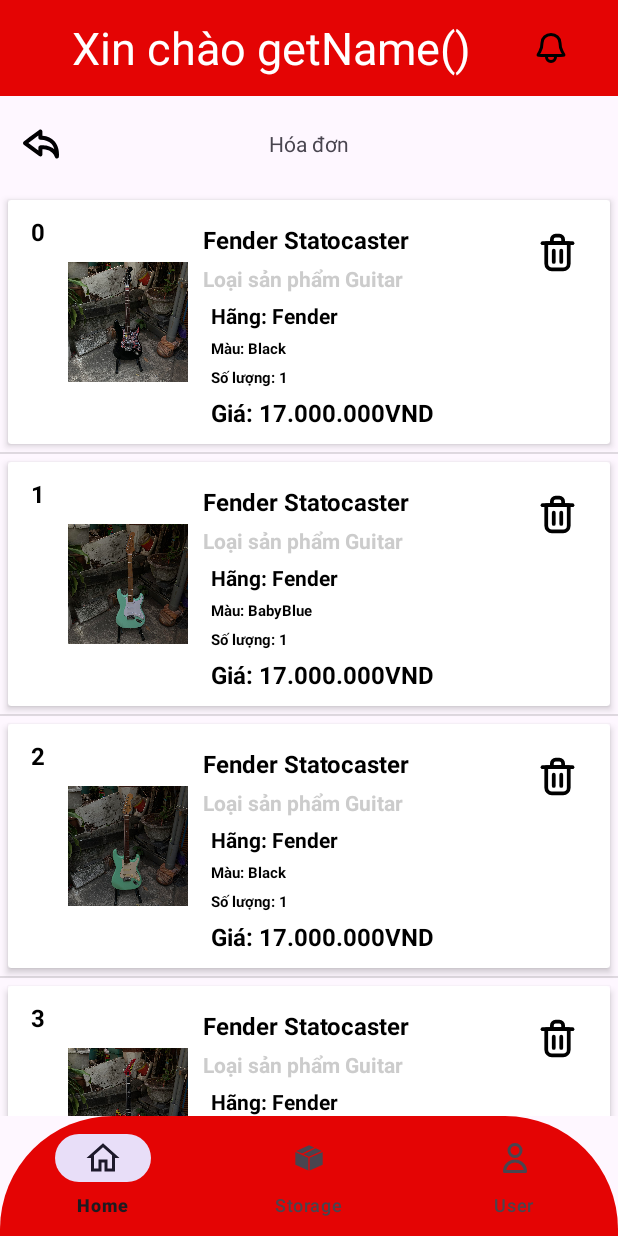
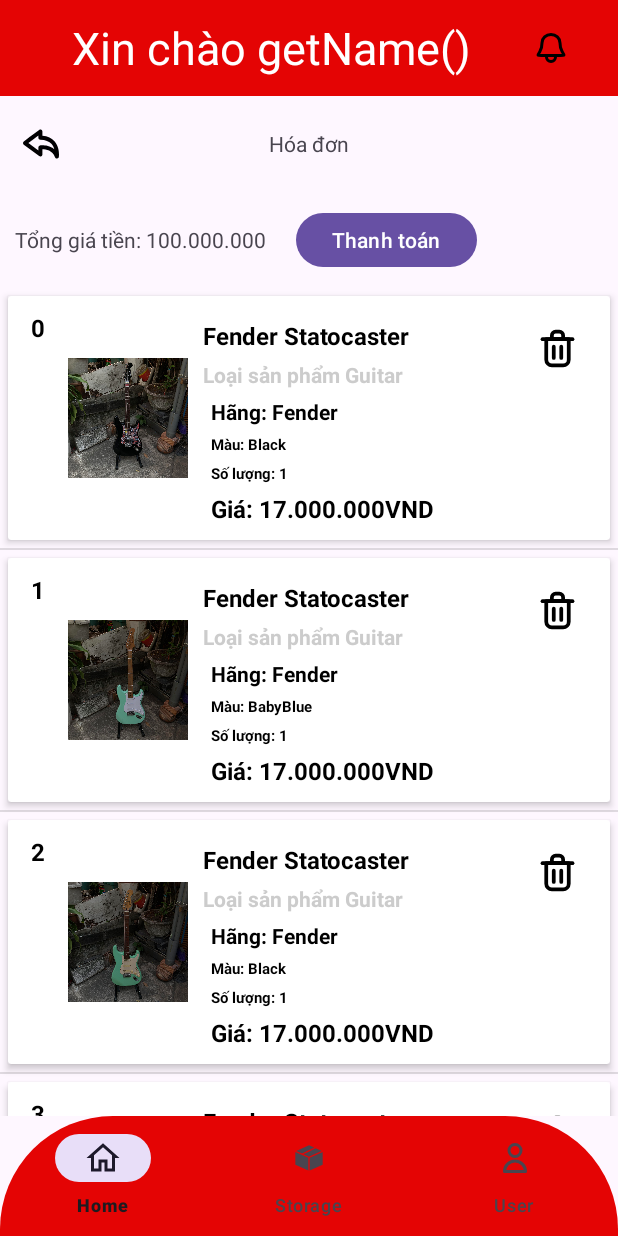
Before and after one commit to huylc12343/guitar_store_management, an Android app: the fragment StorageDataFragment placed in its activity, after a tap on an icon or button, on a phone screen of 412 x 824 dp. Run offline under Robolectric (Android 15) with nearby library versions, the light colour scheme and no system bars; 3 statements that could not run were skipped.

```diff
--- /dev/null
+++ b/app/src/main/java/com/example/g2pedal/Adapter/StorageDataAdapter.java
@@ -0,0 +1,72 @@
+package com.example.g2pedal.Adapter;
+
+import android.content.Context;
+import android.view.LayoutInflater;
+import android.view.View;
+import android.view.ViewGroup;
+import android.widget.ImageView;
+import android.widget.TextView;
+
+import androidx.annotation.NonNull;
+import androidx.recyclerview.widget.RecyclerView;
+
+import com.example.g2pedal.Model.StorageDataModel;
+import com.example.g2pedal.R;
+
+import java.util.List;
+
+public class StorageDataAdapter extends RecyclerView.Adapter<StorageDataAdapter.viewHolder> {
+    Context context;
+    private List<StorageDataModel> storageDataModels;
+    private TextView txtStatus;
+
+    public StorageDataAdapter(Context context, List<StorageDataModel> storageDataModels) {
+        this.context = context;
+        this.storageDataModels = storageDataModels;
+    }
+
+    @NonNull
+    @Override
+    public StorageDataAdapter.viewHolder onCreateViewHolder(@NonNull ViewGroup parent, int viewType) {
+        View view = LayoutInflater.from(context).inflate(R.layout.item_storage_data,parent,false);
+        return new StorageDataAdapter.viewHolder(view);
+    }
+
+    @Override
+    public void onBindViewHolder(@NonNull StorageDataAdapter.viewHolder holder, int position) {
+        final StorageDataModel storageDataModel = storageDataModels.get(position);
+        holder.storageDataIMG.setImageURI(storageDataModel.getDataIMG());
+        holder.storageDataTittle.setText(""+storageDataModel.getTittle());
+        holder.storageDataPrice.setText(""+storageDataModel.getPrice()+"VNĐ");
+        holder.storageDataId.setText("ID: "+storageDataModel.getId());
+        holder.storageDataStatus.setText(""+storageDataModel.getStatus());
+
+
+
+        if(storageDataModel.getStatus().equals("Hết hàng")){
+            holder.storageDataStatus.setBackgroundResource(R.drawable.bg_status_sold);
+        }else{
+            holder.storageDataStatus.setBackgroundResource(R.drawable.bg_status_aval);
+
+        }
+    }
+
+    @Override
+    public int getItemCount() {
+        return storageDataModels.size();
+    }
+
+    public class viewHolder extends RecyclerView.ViewHolder{
+        private ImageView storageDataIMG;
+        private TextView storageDataTittle,storageDataPrice,storageDataId,storageDataStatus;
+
+        public viewHolder(@NonNull View itemView) {
+            super(itemView);
+            storageDataIMG = itemView.findViewById(R.id.iv_storageDataIMG);
+            storageDataTittle = itemView.findViewById(R.id.txt_storageDataTittle);
+            storageDataPrice = itemView.findViewById(R.id.txt_storageDataPrice);
+            storageDataId = itemView.findViewById(R.id.txt_storageDataId);
+            storageDataStatus = itemView.findViewById(R.id.txt_storageDataStatus);
+        }
+    }
+}
--- a/app/src/main/java/com/example/g2pedal/BottomNavBar/HomeNav/HomeFunc/BillFragment.java
+++ b/app/src/main/java/com/example/g2pedal/BottomNavBar/HomeNav/HomeFunc/BillFragment.java
@@ -78,17 +78,17 @@
 
         rvMyBill = view.findViewById(R.id.rv_bill);
         List<BillModel> billModelList = new ArrayList<>();
-        billModelList.add(new BillModel(0,getUri(R.drawable.guitar_1),"Guitar","Fender Statocaster","Fender","Black","1","17.000.000VND"));
-        billModelList.add(new BillModel(1,getUri(R.drawable.guitar_2),"Guitar","Fender Statocaster","Fender","BabyBlue","1","17.000.000VND"));
-        billModelList.add(new BillModel(2,getUri(R.drawable.guitar_3),"Guitar","Fender Statocaster","Fender","Black","1","17.000.000VND"));
-        billModelList.add(new BillModel(3,getUri(R.drawable.guitar_4),"Guitar","Fender Statocaster","Fender","Red","1","17.000.000VND"));
-        billModelList.add(new BillModel(4,getUri(R.drawable.guitar_5),"Guitar","Ibanez Statocaster","Fender","Black","1","17.000.000VND"));
-        billModelList.add(new BillModel(5,getUri(R.drawable.guitar_6),"Guitar","Fender Statocaster","Fender","Pink","1","17.000.000VND"));
-        billModelList.add(new BillModel(6,getUri(R.drawable.pedal_1),"Pedal","BOSS SD1","BOSS","Yellow","1","1.000.000VND"));
-        billModelList.add(new BillModel(7,getUri(R.drawable.pedal_2),"Pedal","Pedal Nobrand","NoBrand","Purple","1","700.000VND"));
-        billModelList.add(new BillModel(8,getUri(R.drawable.amp_1),"Amplifier","Fender Amplifier","Fender","Black","1","2.000.000VND"));
-        billModelList.add(new BillModel(9,getUri(R.drawable.other_1),"Other","SD Pickup Humbucker","Seymour Duncan","Silver","1","2.500.000VND"));
-        billModelList.add(new BillModel(10,getUri(R.drawable.other_2),"Other","2 side bridge","NoBrand","Silver","1","1.000.000VND"));
+        billModelList.add(new BillModel("0",getUri(R.drawable.guitar_1),"Guitar","Fender Statocaster","Fender","Black","1","17.000.000VND"));
+        billModelList.add(new BillModel("1",getUri(R.drawable.guitar_2),"Guitar","Fender Statocaster","Fender","BabyBlue","1","17.000.000VND"));
+        billModelList.add(new BillModel("2",getUri(R.drawable.guitar_3),"Guitar","Fender Statocaster","Fender","Black","1","17.000.000VND"));
+        billModelList.add(new BillModel("3",getUri(R.drawable.guitar_4),"Guitar","Fender Statocaster","Fender","Red","1","17.000.000VND"));
+        billModelList.add(new BillModel("4",getUri(R.drawable.guitar_5),"Guitar","Ibanez Statocaster","Fender","Black","1","17.000.000VND"));
+        billModelList.add(new BillModel("5",getUri(R.drawable.guitar_6),"Guitar","Fender Statocaster","Fender","Pink","1","17.000.000VND"));
+        billModelList.add(new BillModel("6",getUri(R.drawable.pedal_1),"Pedal","BOSS SD1","BOSS","Yellow","1","1.000.000VND"));
+        billModelList.add(new BillModel("7",getUri(R.drawable.pedal_2),"Pedal","Pedal Nobrand","NoBrand","Purple","1","700.000VND"));
+        billModelList.add(new BillModel("8",getUri(R.drawable.amplifier_1),"Amplifier","Fender Amplifier","Fender","Black","1","2.000.000VND"));
+        billModelList.add(new BillModel("9",getUri(R.drawable.other_1),"Other","SD Pickup Humbucker","Seymour Duncan","Silver","1","2.500.000VND"));
+        billModelList.add(new BillModel("10",getUri(R.drawable.other_2),"Other","2 side bridge","NoBrand","Silver","1","1.000.000VND"));
 
         BillAdapter billAdapter = new BillAdapter(getContext(), billModelList);
         rvMyBill.setHasFixedSize(true);
@@ -97,6 +97,7 @@
         rvMyBill.setLayoutManager(layoutManager);
         rvMyBill.setItemAnimator(new DefaultItemAnimator());
         rvMyBill.setAdapter(billAdapter);
+
         ImageButton btnBack = view.findViewById(R.id.btnBillToHome);
         btnBack.setOnClickListener(new View.OnClickListener() {
             @Override
--- a/app/src/main/java/com/example/g2pedal/BottomNavBar/HomeNav/HomeFunc/HistoryFragment.java
+++ b/app/src/main/java/com/example/g2pedal/BottomNavBar/HomeNav/HomeFunc/HistoryFragment.java
@@ -4,6 +4,7 @@
 
 import androidx.fragment.app.Fragment;
 import androidx.fragment.app.FragmentManager;
+import androidx.recyclerview.widget.RecyclerView;
 
 import android.view.LayoutInflater;
 import android.view.View;
@@ -28,6 +29,7 @@
     private String mParam1;
     private String mParam2;
 
+    private RecyclerView rvStorageData;
     public HistoryFragment() {
         // Required empty public constructor
     }
--- a/app/src/main/java/com/example/g2pedal/BottomNavBar/StorageNav/StorageDataFragment.java
+++ b/app/src/main/java/com/example/g2pedal/BottomNavBar/StorageNav/StorageDataFragment.java
@@ -1,9 +1,16 @@
 package com.example.g2pedal.BottomNavBar.StorageNav;
 
+
+import android.graphics.drawable.Drawable;
+import android.net.Uri;
 import android.os.Bundle;
 
 import androidx.fragment.app.Fragment;
 import androidx.fragment.app.FragmentManager;
+import androidx.recyclerview.widget.DefaultItemAnimator;
+import androidx.recyclerview.widget.DividerItemDecoration;
+import androidx.recyclerview.widget.GridLayoutManager;
+import androidx.recyclerview.widget.RecyclerView;
 
 import android.view.LayoutInflater;
 import android.view.View;
@@ -11,7 +18,17 @@
 import android.widget.ImageButton;
 import android.widget.TextView;
 
+import com.example.g2pedal.Adapter.StorageDataAdapter;
+import com.example.g2pedal.Model.StorageDataModel;
 import com.example.g2pedal.R;
+import com.example.g2pedal.Repository.StorageDataRepository;
+
+import android.content.ContentResolver;
+import java.io.InputStream;
+import java.lang.reflect.Field;
+import java.util.ArrayList;
+import java.util.List;
+import java.util.Random;
 
 /**
  * A simple {@link Fragment} subclass.
@@ -30,6 +47,11 @@
     private String mParam2;
 
     private TextView txtCategory;
+
+    private RecyclerView rvStorageData;
+    StorageDataRepository storageDataRepository;
+
+
     public StorageDataFragment() {
         // Required empty public constructor
     }
@@ -65,17 +87,38 @@
     @Override
     public View onCreateView(LayoutInflater inflater, ViewGroup container,
                              Bundle savedInstanceState) {
-        String category = getArguments().getString("category");
         View view = inflater.inflate(R.layout.fragment_storage_data, container, false);
         txtCategory = view.findViewById(R.id.tvStorageData);
+        rvStorageData = view.findViewById(R.id.rv_storage_data);
         ImageButton btnBack = view.findViewById(R.id.btnStorageDataToHome);
+
+
+        String category = getArguments().getString("category");
         String storageLabel = "Kho chứa "+ category;
         txtCategory.setText(storageLabel);
+
+        List<StorageDataModel> storageDataModelList = new ArrayList<>();
+//
+//        storageDataModelList.add(new StorageDataModel("0",getUri(R.drawable.guitar_1),"FenderStrattocaster","17.000.000","Còn hàng"));
+//        storageDataModelList.add(new StorageDataModel("1",getUri(R.drawable.guitar_2),"FenderStrattocaster","17.000.000","Hết hàng"));
+//        storageDataModelList.add(new StorageDataModel("2",getUri(R.drawable.guitar_3),"FenderStrattocaster","17.000.000","Còn hàng"));
+//        storageDataModelList.add(new StorageDataModel("3",getUri(R.drawable.guitar_4),"FenderStrattocaster","17.000.000","Còn hàng"));
+
+        initData(category);
+        StorageDataAdapter storageDataAdapter = new StorageDataAdapter(getContext(),this.storageDataRepository.getStorageDataModelList());
+        rvStorageData.setHasFixedSize(true);
+        GridLayoutManager layoutManager = new GridLayoutManager(getContext(),2, RecyclerView.VERTICAL,false);
+        rvStorageData.addItemDecoration(new DividerItemDecoration(requireContext(),DividerItemDecoration.HORIZONTAL));
+        rvStorageData.setLayoutManager(layoutManager);
+        rvStorageData.setItemAnimator(new DefaultItemAnimator());
+        rvStorageData.setAdapter(storageDataAdapter);
+
         btnBack.setOnClickListener(new View.OnClickListener() {
             @Override
             public void onClick(View v) {
                 // Quay lại HomeFragment
                 goBack();
+                storageDataRepository.delDB();
             }
         });
 
@@ -85,4 +128,59 @@
         FragmentManager fragmentManager = getParentFragmentManager();
         fragmentManager.popBackStack();
     }
+    public Uri getUri (int resId){
+        return Uri.parse("android.resource://"  + getContext().getPackageName().toString() + "/" + resId);
+    }
+    private void initData(String category){
+        ArrayList<StorageDataModel> alProduct = new ArrayList<>();
+
+        for (int i = 0; i < 100; i++) {
+            String id = Integer.toString(i);
+            StorageDataModel p = new StorageDataModel(id, category+"_" + i,"","");
+            int resID = getResId(category.toLowerCase() +"_"+ i, R.drawable.class);
+            Uri imgUri = getUri(resID);
+            p.setDataIMG(imgUri);
+            float price = Float.parseFloat(String.format("%.2f",new Random().nextFloat() * 10000));
+            String strPrice = Float.toString(price);
+            p.setPrice(strPrice);
+
+            if(i%3!=1){
+                p.setStatus("Còn hàng");
+            }else{
+                p.setStatus("Hết hàng");
+            }
+            if(imageIsNull( p.getDataIMG())){
+                alProduct.add(p);
+            }
+        }
+        this.storageDataRepository = new StorageDataRepository(alProduct);
+
+    }
+    public static int getResId(String resName, Class<?> c) {
+
+        try {
+            Field idField = c.getDeclaredField(resName);
+            return idField.getInt(idField);
+        } catch (Exception e) {
+            e.printStackTrace();
+            return -1;
+        }
+    }
+    private boolean imageIsNull(Uri imgUri) {
+        try{
+        ContentResolver contentResolver = requireContext().getContentResolver();
+        InputStream inputStream = contentResolver.openInputStream(imgUri);
+        Drawable drawable = Drawable.createFromStream(inputStream, imgUri.toString());
+
+        // Nếu drawable không null, tức là imageUri đại diện cho một hình ảnh hợp lệ
+        if (drawable != null) {
+            return true;
+        }
+        }
+         catch (Exception e) {
+            e.printStackTrace();
+        }
+        return false;
+    }
+
 }
--- a/app/src/main/java/com/example/g2pedal/Model/BillModel.java
+++ b/app/src/main/java/com/example/g2pedal/Model/BillModel.java
@@ -3,7 +3,7 @@
 import android.net.Uri;
 
 public class BillModel {
-    int id;
+    String id;
     private Uri productIMG;
     private String category;
     private String tittle;
@@ -12,7 +12,8 @@
     private String quantity;
     private String price;
 
-    public BillModel(int id, Uri productIMG, String category, String tittle, String brand, String color, String quantity, String price) {
+
+    public BillModel(String id, Uri productIMG, String category, String tittle, String brand, String color, String quantity, String price) {
         this.id = id;
         this.productIMG = productIMG;
         this.category = category;
@@ -23,11 +24,11 @@
         this.price = price;
     }
 
-    public int getId() {
+    public String getId() {
         return id;
     }
 
-    public void setId(int id) {
+    public void setId(String id) {
         this.id = id;
     }
 
--- /dev/null
+++ b/app/src/main/java/com/example/g2pedal/Model/StorageDataModel.java
@@ -0,0 +1,66 @@
+package com.example.g2pedal.Model;
+
+import android.net.Uri;
+
+public class StorageDataModel {
+    String id;
+    private Uri dataIMG;
+    private String tittle;
+    private String price;
+    private String status;
+
+    public StorageDataModel(String id, String tittle, String price, String status) {
+        this.id = id;
+        this.tittle = tittle;
+        this.price = price;
+        this.status = status;
+    }
+
+    public StorageDataModel(String id, Uri dataIMG, String tittle, String price, String status) {
+        this.id = id;
+        this.dataIMG = dataIMG;
+        this.tittle = tittle;
+        this.price = price;
+        this.status = status;
+    }
+
+    public String getId() {
+        return id;
+    }
+
+    public void setId(String id) {
+        this.id = id;
+    }
+
+    public Uri getDataIMG() {
+        return dataIMG;
+    }
+
+    public void setDataIMG(Uri dataIMG) {
+        this.dataIMG = dataIMG;
+    }
+
+    public String getTittle() {
+        return tittle;
+    }
+
+    public void setTittle(String tittle) {
+        this.tittle = tittle;
+    }
+
+    public String getPrice() {
+        return price;
+    }
+
+    public void setPrice(String price) {
+        this.price = price;
+    }
+
+    public String getStatus() {
+        return status;
+    }
+
+    public void setStatus(String status) {
+        this.status = status;
+    }
+}
--- /dev/null
+++ b/app/src/main/res/drawable/bg_status_aval.xml
@@ -0,0 +1,11 @@
+<?xml version="1.0" encoding="utf-8"?>
+<shape xmlns:android="http://schemas.android.com/apk/res/android">
+    <corners
+        android:bottomRightRadius="10dp"
+        android:bottomLeftRadius="10dp"
+        android:topRightRadius="10dp"
+        android:topLeftRadius="10dp"
+        />
+    <solid
+        android:color="#43E84A"/>
+</shape>
--- /dev/null
+++ b/app/src/main/res/drawable/bg_status_sold.xml
@@ -0,0 +1,11 @@
+<?xml version="1.0" encoding="utf-8"?>
+<shape xmlns:android="http://schemas.android.com/apk/res/android">
+    <corners
+        android:bottomRightRadius="10dp"
+        android:bottomLeftRadius="10dp"
+        android:topRightRadius="10dp"
+        android:topLeftRadius="10dp"
+        />
+    <solid
+        android:color="@color/red"/>
+</shape>
--- a/app/src/main/res/layout/fragment_bill.xml
+++ b/app/src/main/res/layout/fragment_bill.xml
@@ -36,11 +36,33 @@
                     />
             </RelativeLayout>
         </LinearLayout>
+        <LinearLayout
+            android:id="@+id/totalMoneyLayout"
+            android:layout_width="match_parent"
+            android:layout_height="?actionBarSize"
+            android:orientation="horizontal"
+            android:padding="@dimen/size10dp"
+            >
+            <TextView
+                android:layout_width="wrap_content"
+                android:layout_height="match_parent"
+                android:gravity="center_vertical"
+                android:text="Tổng giá tiền: 100.000.000"/>
+
+            <Button
+                android:id="@+id/btn_pay"
+                android:layout_width="wrap_content"
+                android:layout_height="wrap_content"
+                android:text="Thanh toán"
+                android:layout_marginLeft="20dp"
+                />
+        </LinearLayout>
         <androidx.recyclerview.widget.RecyclerView
             android:layout_width="match_parent"
-            android:layout_height="match_parent"
+            android:layout_height="wrap_content"
             android:id="@+id/rv_bill"
             />
+
     </LinearLayout>
 
 </FrameLayout>
```
Also changed, not shown: app/src/main/java/com/example/g2pedal/Repository/StorageDataRepository.java (added, +37 -0 lines), app/src/main/res/drawable/add_button_svgrepo_com.xml (added, +14 -0 lines), app/src/main/res/drawable/circle_information_svgrepo_com.xml (added, +7 -0 lines), app/src/main/res/drawable/money_svgrepo_com.xml (added, +8 -0 lines), app/src/main/res/layout/fragment_storage_data.xml (+10 -1 lines), app/src/main/res/layout/item_storage_data.xml (added, +104 -0 lines), app/src/main/res/drawable/amplifier_1.jpg (renamed from app/src/main/res/drawable/amp_1.jpg).
